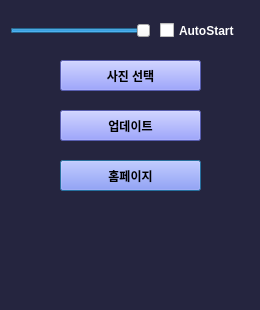
baealex/Cally, file src/setting.ui: the form before one commit.
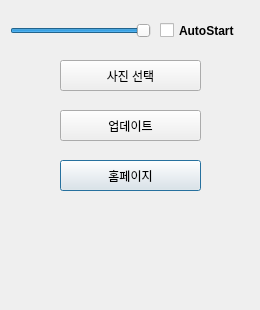
The form after the commit. Icons and pictures are not drawn.

The edit to the form file:
```diff
--- a/src/setting.ui
+++ b/src/setting.ui
@@ -32,19 +32,6 @@
    <iconset resource="icon.qrc">
     <normaloff>:/new/Icon/if__settings_80981.png</normaloff>:/new/Icon/if__settings_80981.png</iconset>
   </property>
-  <property name="styleSheet">
-   <string notr="true">QDialog {
-background-color: #25253f;
-}
-QPushButton {
-background: #7b84f7;
-color: #25253;
-font-weight:bold;
-}
-QCheckBox {
-color:#fff;
-}</string>
-  </property>
   <property name="sizeGripEnabled">
    <bool>false</bool>
   </property>
```
